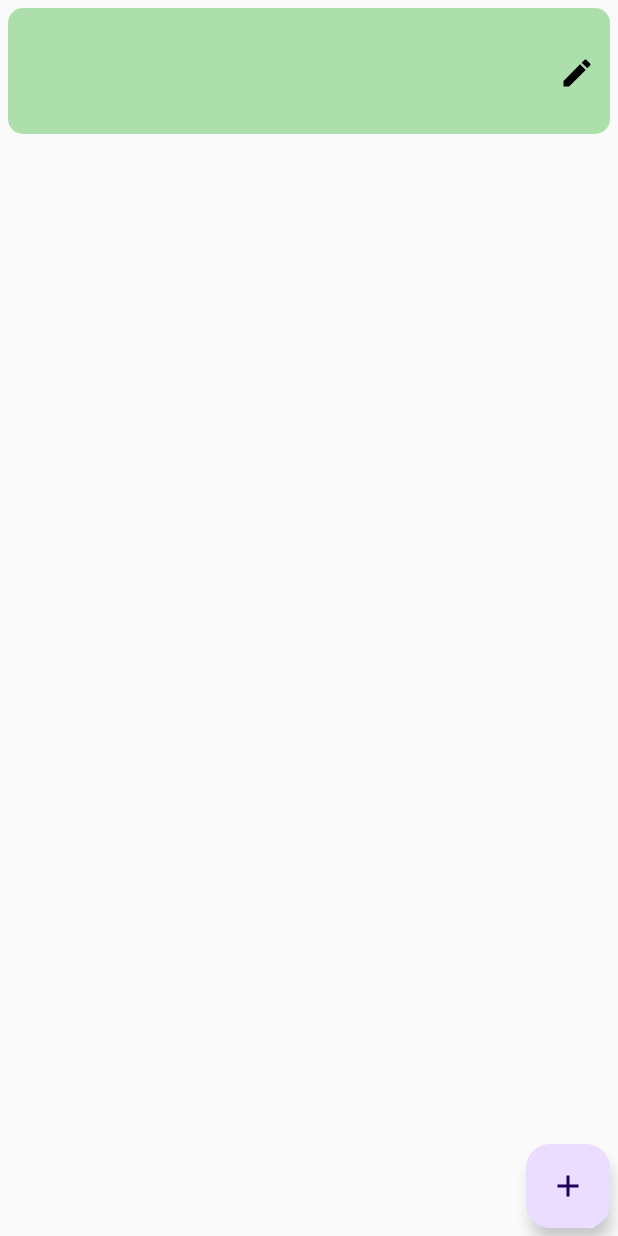
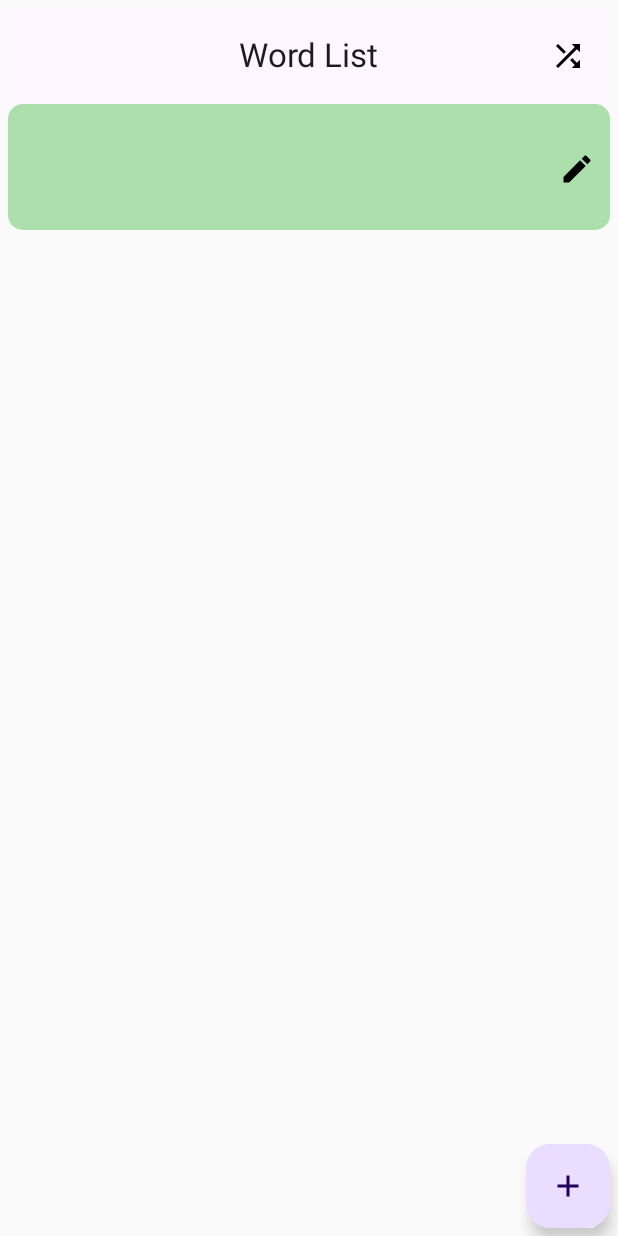
Before and after one commit to ashutosh1234ojha/WordsBook, an Android app built with Jetpack Compose: the AddWordScreen screen opened through its navigation route, after a tap on "Save", on a phone screen of 412 x 824 dp. Run offline under Robolectric (Android 15) with nearby library versions, the phone set to English and light mode, and no system bars; our stand-ins replace Dagger/Hilt's generated code, Room's generated code.

Commit message:
shuffle added

```diff
--- a/app/build.gradle.kts
+++ b/app/build.gradle.kts
@@ -97,4 +97,7 @@ dependencies {
     implementation("com.google.dagger:hilt-android:2.48")
     kapt("com.google.dagger:hilt-android-compiler:2.48")
 
+    implementation ("androidx.compose.runtime:runtime-livedata:$compose_version")
+
+
 }
--- a/app/src/main/java/com/example/mywordsbook/CommonViewModel.kt
+++ b/app/src/main/java/com/example/mywordsbook/CommonViewModel.kt
@@ -1,5 +1,8 @@
 package com.example.mywordsbook
 
+import androidx.compose.runtime.getValue
+import androidx.compose.runtime.mutableStateListOf
+import androidx.compose.runtime.*
 import androidx.lifecycle.ViewModel
 import androidx.lifecycle.viewModelScope
 import com.example.mywordsbook.db.Word
@@ -8,8 +11,14 @@ import com.example.mywordsbook.db.WordDatabase
 import dagger.hilt.android.lifecycle.HiltViewModel
 import kotlinx.coroutines.Dispatchers
 import kotlinx.coroutines.flow.Flow
+import kotlinx.coroutines.flow.MutableStateFlow
+import kotlinx.coroutines.flow.asFlow
+import kotlinx.coroutines.flow.collect
 import kotlinx.coroutines.flow.map
+import kotlinx.coroutines.flow.transform
+
 import kotlinx.coroutines.launch
+import java.util.Collections
 import javax.inject.Inject
 
 @HiltViewModel
@@ -19,18 +28,38 @@ class CommonViewModel @Inject constructor(wordDatabase: WordDatabase) :
 
     var selectedWord: Word? = null
 
+//    lateinit var flowWordList: Flow<List<Word>>
+
+    //    var flowWordList by mutableStateOf(emptyList<Word>())
+    var list = MutableStateFlow<List<Word>>(emptyList())
+
     init {
         dao = wordDatabase.wordDao()
+       getSavedWords(false)
     }
 
-    fun getSavedWords(isShuffled:Boolean): Flow<List<Word>> {
-        if (isShuffled) {
-            return dao?.fetchAllTasks()!!.map { it.shuffled() }
-        } else {
-            return dao?.fetchAllTasks()!!
+    fun getSavedWords(isShuffled: Boolean) {
+
+        viewModelScope.launch {
+            if (isShuffled) {
+                dao?.fetchAllTasks()?.shuffleFlow()?.collect {
+                    list.value = it
+                }
+            } else {
+                dao?.fetchAllTasks()?.collect {
+                    list.value = it
+                }
+            }
 
         }
+//        if (isShuffled) {
+//            return dao?.fetchAllTasks()!!
+//        } else {
+//            return dao?.fetchAllTasks()!!
+//
+//        }
     }
+
 
     fun _setSelectedWord(word: Word?) {
         selectedWord = word
@@ -59,4 +88,16 @@ class CommonViewModel @Inject constructor(wordDatabase: WordDatabase) :
 
     }
 
+    private fun Flow<List<Word>>.shuffleFlow(): Flow<List<Word>> {
+        return this.transform { originalList ->
+            if (originalList.isNotEmpty()) {
+                val shuffledList = originalList.toMutableList()
+                Collections.shuffle(shuffledList)
+                emit(shuffledList)
+            } else {
+                emit(originalList)
+            }
+        }
+    }
+
 }
--- a/app/src/main/java/com/example/mywordsbook/HomeScreen.kt
+++ b/app/src/main/java/com/example/mywordsbook/HomeScreen.kt
@@ -1,46 +1,85 @@
 package com.example.mywordsbook
 
+import android.widget.Toast
+import androidx.compose.foundation.Image
 import androidx.compose.foundation.background
 import androidx.compose.foundation.clickable
 import androidx.compose.foundation.layout.Arrangement
 import androidx.compose.foundation.layout.Box
 import androidx.compose.foundation.layout.Column
+import androidx.compose.foundation.layout.fillMaxSize
 import androidx.compose.foundation.layout.fillMaxWidth
+import androidx.compose.foundation.layout.height
 import androidx.compose.foundation.layout.padding
+import androidx.compose.foundation.layout.width
 import androidx.compose.foundation.lazy.LazyColumn
 import androidx.compose.foundation.lazy.items
 import androidx.compose.foundation.shape.RoundedCornerShape
 import androidx.compose.material.icons.Icons
 import androidx.compose.material.icons.filled.Add
 import androidx.compose.material.icons.filled.Create
+import androidx.compose.material.icons.filled.MoreVert
 import androidx.compose.material.icons.rounded.Add
 import androidx.compose.material.icons.rounded.Delete
+import androidx.compose.material3.CenterAlignedTopAppBar
+import androidx.compose.material3.ExperimentalMaterial3Api
 import androidx.compose.material3.FloatingActionButton
 import androidx.compose.material3.Icon
+import androidx.compose.material3.IconButton
 import androidx.compose.material3.Text
 import androidx.compose.runtime.Composable
-import androidx.compose.runtime.collectAsState
-import androidx.compose.runtime.getValue
+import androidx.compose.runtime.*
+import androidx.compose.runtime.*
+import androidx.compose.runtime.mutableStateListOf
+import androidx.compose.runtime.mutableStateOf
+import androidx.compose.runtime.remember
+import androidx.compose.runtime.setValue
 import androidx.compose.ui.Alignment
 import androidx.compose.ui.Modifier
 import androidx.compose.ui.draw.clip
 import androidx.compose.ui.graphics.Color
+import androidx.compose.ui.layout.ContentScale
+import androidx.compose.ui.platform.LocalContext
+import androidx.compose.ui.platform.LocalView
+import androidx.compose.ui.res.painterResource
 import androidx.compose.ui.unit.dp
 import androidx.compose.ui.unit.sp
 import androidx.navigation.NavHostController
 import com.example.mywordsbook.db.Word
+import kotlinx.coroutines.flow.Flow
 import org.intellij.lang.annotations.JdkConstants.HorizontalAlignment
 
+@OptIn(ExperimentalMaterial3Api::class)
 @Composable
 fun HomeScreen(
     navController: NavHostController,
     homeViewModel: CommonViewModel
 ) {
-    val list by homeViewModel.getSavedWords(true).collectAsState(arrayListOf())
+    var mutableList by remember {
+        mutableStateOf<List<Word>>(emptyList()) // Initial state
+    }
+
+    mutableList = homeViewModel.list.collectAsState(initial = emptyList()).value
+
     Column(modifier = Modifier.padding(5.dp)) {
-
+        CenterAlignedTopAppBar(
+            title = { Text(text = "Word List") },
+            actions = {
+                IconButton(onClick = {
+                    homeViewModel.getSavedWords(true)
+                }) {
+                    Image(
+                        painterResource(R.drawable.baseline_shuffle_24),
+                        contentDescription = "Shuffle",
+                        modifier = Modifier
+                            .width(24.dp)
+                            .height(24.dp)
+                    )
+                }
+            }
+        )
         LazyColumn(modifier = Modifier.weight(1f)) {
-            items(list) { item ->
+            items(mutableList) { item ->
                 ItemList(item) { selectedId ->
                     homeViewModel._setSelectedWord(item)
                     navController.navigate("AddWordScreen")
@@ -67,6 +106,7 @@ fun HomeScreen(
 
     }
 }
+
 
 @Composable
 fun ItemList(item: Word, onClick: (id: Int) -> Unit) {
--- a/app/src/main/java/com/example/mywordsbook/di/RepositoryModule.kt
+++ b/app/src/main/java/com/example/mywordsbook/di/RepositoryModule.kt
@@ -21,6 +21,7 @@ object RepositoryModule {
             WordDatabase::class.java,
             "words_database"
         ).fallbackToDestructiveMigration()
+            .allowMainThreadQueries()
             .build()
     }
 }
--- /dev/null
+++ b/app/src/main/res/drawable/baseline_shuffle_24.xml
@@ -0,0 +1,5 @@
+<vector android:height="24dp" android:tint="#000000"
+    android:viewportHeight="24" android:viewportWidth="24"
+    android:width="24dp" xmlns:android="http://schemas.android.com/apk/res/android">
+    <path android:fillColor="@android:color/white" android:pathData="M10.59,9.17L5.41,4 4,5.41l5.17,5.17 1.42,-1.41zM14.5,4l2.04,2.04L4,18.59 5.41,20 17.96,7.46 20,9.5L20,4h-5.5zM14.83,13.41l-1.41,1.41 3.13,3.13L14.5,20L20,20v-5.5l-2.04,2.04 -3.13,-3.13z"/>
+</vector>
```
Also changed, not shown: app/src/main/java/com/example/mywordsbook/MainActivity.kt (+21 -11 lines).
